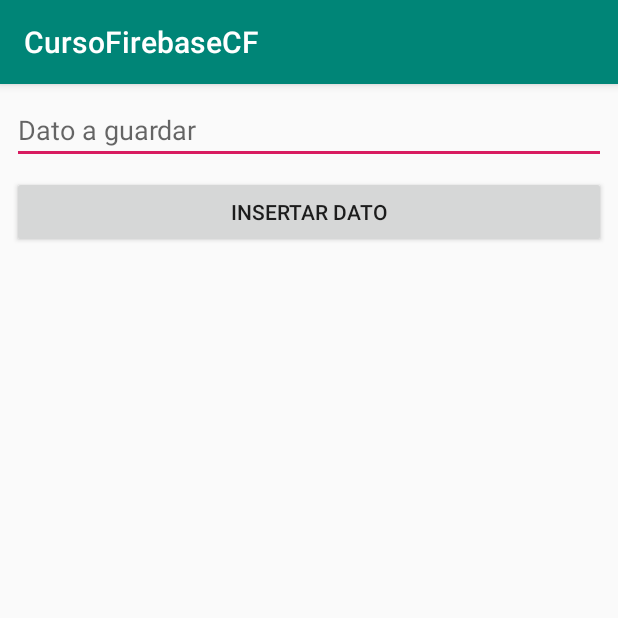
After one commit to faradius/CursoFirebaseCF, an Android app: the InsertActivity screen opened directly, with no data from a screen before it, on a phone screen of 412 x 824 dp, the top half of it. The commit adds this screen. Run offline under Robolectric (Android 15) with nearby library versions, the phone set to English and light mode, and no system bars; our stand-ins replace Firebase (no records; nobody signed in at launch, a user with empty details on screens opened directly).

Commit message:
Realizando la practica de insertar un dato en firebase (Haciendo algunas modificaciones con respecto al codigo del curso agregandole codigo un poco mas actualizado)

```diff
--- a/app/build.gradle
+++ b/app/build.gradle
@@ -28,6 +28,7 @@ dependencies {
     implementation 'com.google.firebase:firebase-database:16.0.4'
     implementation 'com.google.firebase:firebase-core:16.0.4'
     implementation 'com.google.firebase:firebase-auth:16.0.5'
+    //implementation 'com.firebase:firebase-client-android:2.3.1' //Implementacion obsoleta
     testImplementation 'junit:junit:4.12'
     androidTestImplementation 'com.android.support.test:runner:1.0.2'
     androidTestImplementation 'com.android.support.test.espresso:espresso-core:3.0.2'
--- /dev/null
+++ b/app/src/main/java/com/example/cursofirebasecf/Ejemplo2_AgregarDatos/InsertActivity.java
@@ -0,0 +1,41 @@
+package com.example.cursofirebasecf.Ejemplo2_AgregarDatos;
+
+import android.support.v7.app.AppCompatActivity;
+import android.os.Bundle;
+import android.view.View;
+import android.widget.Button;
+import android.widget.EditText;
+import com.example.cursofirebasecf.R;
+import com.google.firebase.database.DatabaseReference;
+import com.google.firebase.database.FirebaseDatabase;
+
+
+public class InsertActivity extends AppCompatActivity {
+    EditText dato;
+    Button insertData;
+    FirebaseDatabase database = FirebaseDatabase.getInstance();
+    //Firebase firebase //version desactualizada para seguir usando en el curso
+
+    @Override
+    protected void onCreate(Bundle savedInstanceState) {
+        super.onCreate(savedInstanceState);
+        setContentView(R.layout.activity_insert);
+        //Codigo obsoleto que se esta usando en el curso
+        //Firebase.setAndroidContext(this);
+        //firebase = new Firebase("https://cursofirebasecf-97a1b.firebaseio.com/")
+
+        dato = findViewById(R.id.data);
+        insertData = findViewById(R.id.insertData);
+
+        insertData.setOnClickListener(new View.OnClickListener() {
+            @Override
+            public void onClick(View v) {
+                DatabaseReference myref = database.getReference("Name");
+                myref.setValue(dato.getText().toString());
+                //Codigo obsoleto que se esta usando en el curso
+                //Firebase refFirebase = firebase.child("");
+                //refFirebase.setValue(dato.getText().toString());
+            }
+        });
+    }
+}
--- /dev/null
+++ b/app/src/main/res/layout/activity_insert.xml
@@ -0,0 +1,33 @@
+<?xml version="1.0" encoding="utf-8"?>
+<android.support.constraint.ConstraintLayout xmlns:android="http://schemas.android.com/apk/res/android"
+    xmlns:app="http://schemas.android.com/apk/res-auto"
+    xmlns:tools="http://schemas.android.com/tools"
+    android:layout_width="match_parent"
+    android:layout_height="match_parent"
+    tools:context=".Ejemplo2_AgregarDatos.InsertActivity">
+
+    <EditText
+        android:id="@+id/data"
+        android:layout_width="match_parent"
+        android:layout_height="wrap_content"
+        android:layout_marginStart="8dp"
+        android:layout_marginTop="8dp"
+        android:layout_marginEnd="8dp"
+        android:hint="Dato a guardar"
+        app:layout_constraintEnd_toEndOf="parent"
+        app:layout_constraintStart_toStartOf="parent"
+        app:layout_constraintTop_toTopOf="parent" />
+
+    <Button
+        android:id="@+id/insertData"
+        android:layout_width="match_parent"
+        android:layout_height="wrap_content"
+        android:layout_marginStart="8dp"
+        android:layout_marginTop="8dp"
+        android:layout_marginEnd="8dp"
+        android:text="Insertar dato"
+        app:layout_constraintEnd_toEndOf="parent"
+        app:layout_constraintStart_toStartOf="parent"
+        app:layout_constraintTop_toBottomOf="@+id/data" />
+
+</android.support.constraint.ConstraintLayout>
--- a/app/src/main/res/values/strings.xml
+++ b/app/src/main/res/values/strings.xml
@@ -9,4 +9,5 @@
     <string name="logout">Cerrar Sesión</string>
     <string name="register">Registrarse</string>
     <string name="state">Estado</string>
+    <string name="insertar_datos">Insertar Datos</string>
 </resources>
```
Also changed, not shown: app/src/main/AndroidManifest.xml (+3 -4 lines), app/src/main/java/com/example/cursofirebasecf/Ejemplo2_AgregarDatos/AgregarDatosMainActivity.java (+14 -0 lines), app/src/main/res/layout/activity_agregar_datos_main.xml (+7 -0 lines).
